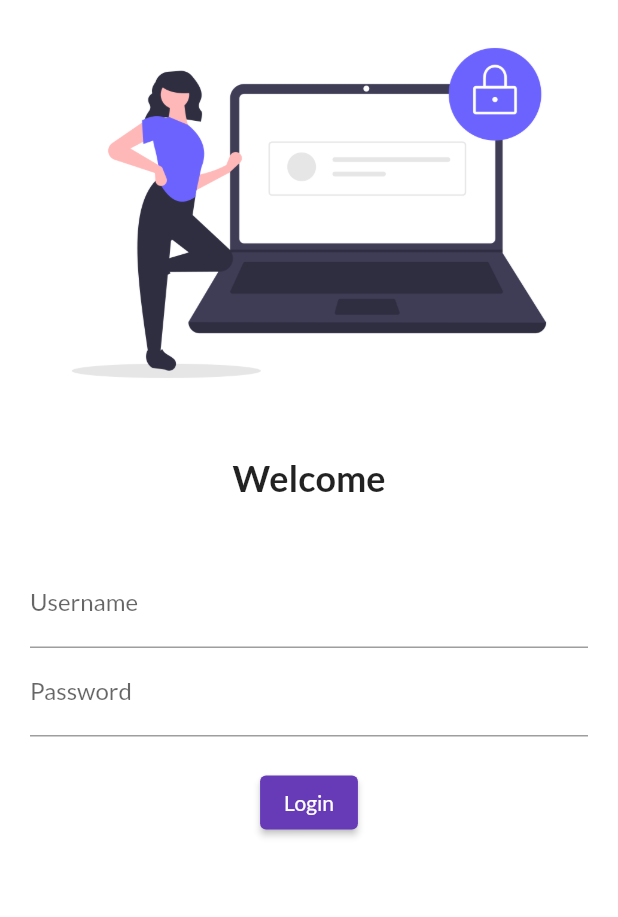
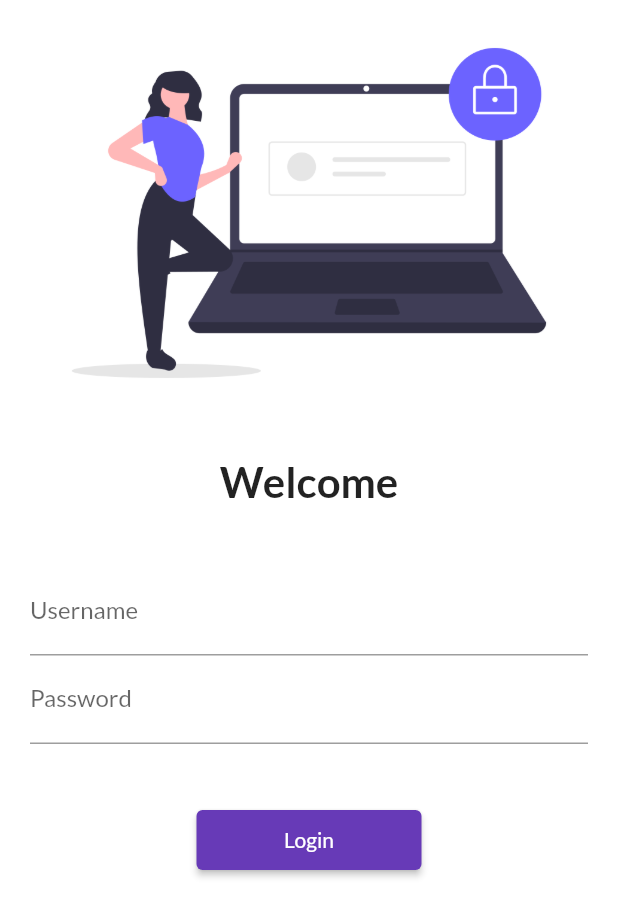
Before and after one commit to tilakpoudel/flutter_catelog_app, a Flutter app: the screen it shows after launch, on a phone screen of 412 x 824 dp. Shown: the top 917 px of the screen. Run offline on Flutter 3.47's test engine with Material 2 defaults, Android fonts, the phone set to English and light mode, and no system bars; our stand-ins replace google_fonts.

```diff
--- a/lib/main.dart
+++ b/lib/main.dart
@@ -3,6 +3,8 @@ import 'package:google_fonts/google_fonts.dart';
 
 import 'pages/home_page.dart';
 import 'pages/login_page.dart';
+
+import 'utils/routes.dart';
 
 void main() {
   runApp(const MyApp());
@@ -20,14 +22,15 @@ class MyApp extends StatelessWidget {
         primarySwatch: Colors.deepPurple,
         fontFamily: GoogleFonts.lato().fontFamily,
       ),
+      debugShowCheckedModeBanner: true,
       darkTheme: ThemeData(
         brightness: Brightness.dark,
       ),
       initialRoute: "/login",
       routes: {
         "/": (context) => const LoginPage(),
-        "/home": (context) => const HomePage(),
-        "/login": (context) => const LoginPage(),
+        MyRoutes.homeRoute: (context) => const HomePage(),
+        MyRoutes.loginRoute: (context) => const LoginPage(),
       },
     );
   }
--- a/lib/pages/login_page.dart
+++ b/lib/pages/login_page.dart
@@ -1,4 +1,5 @@
 import 'package:flutter/material.dart';
+import 'package:flutter_catalog/utils/routes.dart';
 
 class LoginPage extends StatelessWidget {
   const LoginPage({Key? key}) : super(key: key);
@@ -7,6 +8,7 @@ class LoginPage extends StatelessWidget {
   Widget build(BuildContext context) {
     return Material(
       color: Colors.white,
+      child: SingleChildScrollView(
         child: Column(
           children: [
             Image.asset(
@@ -19,7 +21,7 @@ class LoginPage extends StatelessWidget {
             const Text(
               "Welcome",
               style: TextStyle(
-              fontSize: 24,
+                fontSize: 28,
                 fontWeight: FontWeight.bold,
               ),
             ),
@@ -43,20 +45,23 @@ class LoginPage extends StatelessWidget {
                     ),
                   ),
                   const SizedBox(
-                  height: 20.0,
+                    height: 40.0,
                   ),
                   ElevatedButton(
                     onPressed: () {
-                    print("hi tilak");
+                      Navigator.pushNamed(context, MyRoutes.homeRoute);
                     },
                     child: const Text('Login'),
-                  style: TextButton.styleFrom(),
+                    style: TextButton.styleFrom(
+                      minimumSize: const Size(150, 40),
+                    ),
                   )
                 ],
               ),
             )
           ],
         ),
+      ),
     );
   }
 }
--- /dev/null
+++ b/lib/utils/routes.dart
@@ -0,0 +1,4 @@
+class MyRoutes {
+  static String loginRoute = "/login";
+  static String homeRoute = "/home";
+}
```
Lines whose indentation alone changed are shown as unchanged.
